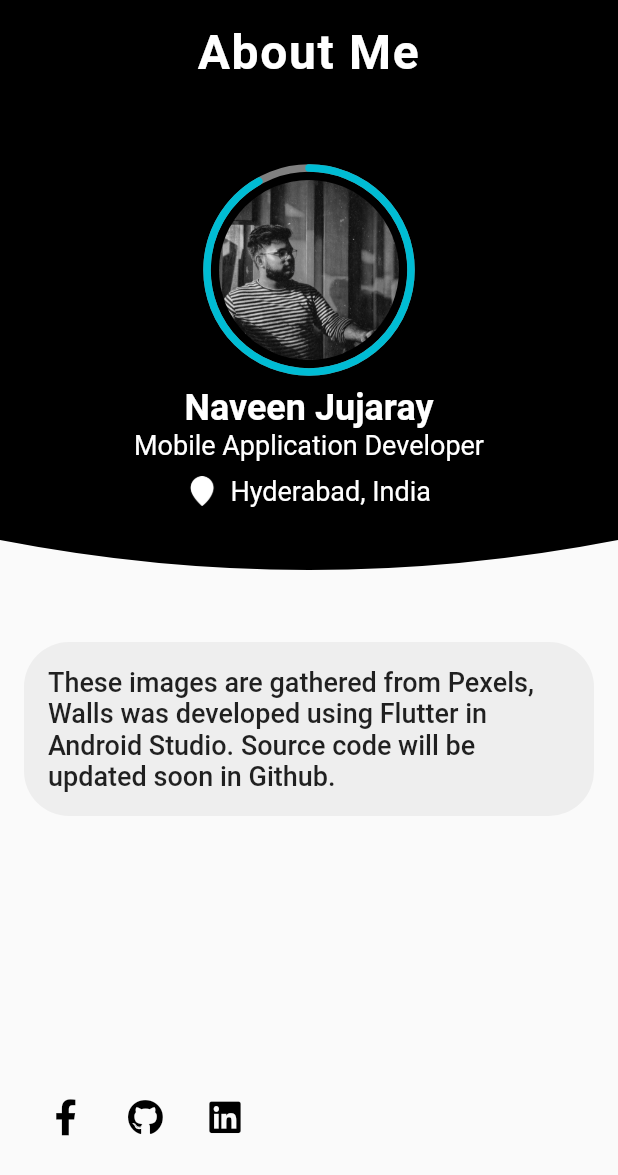
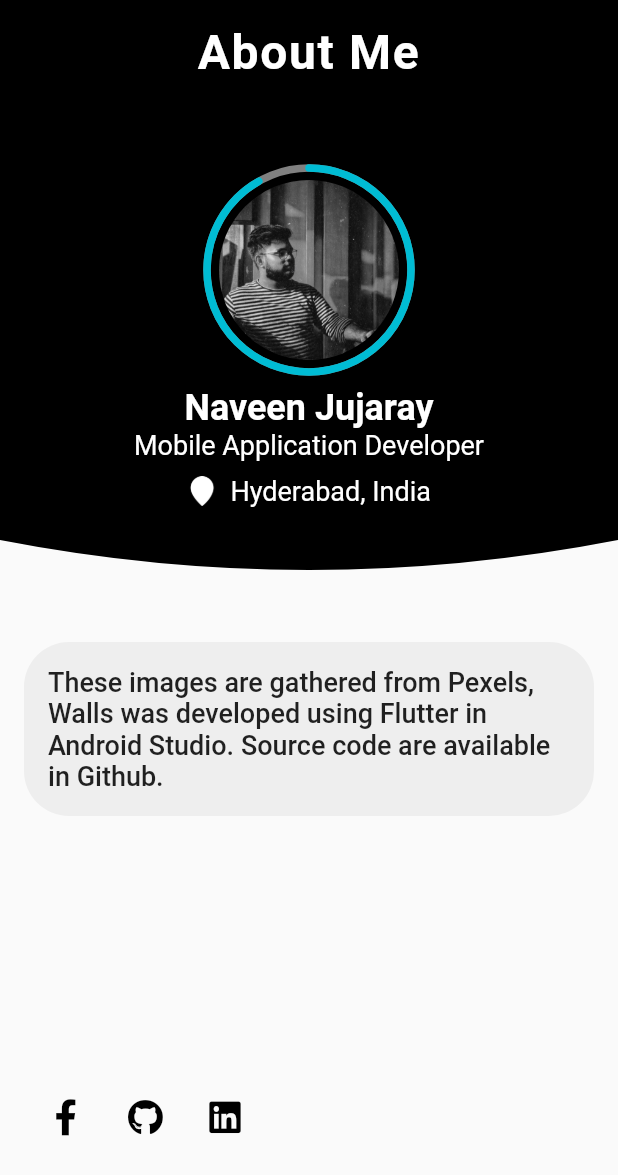
Before and after one commit to naveenjujaray/WALLS, a Flutter app: the AboutPage screen opened directly, on a phone screen of 412 x 824 dp. Shown: the top 1175 px of the screen. Run offline on Flutter 3.47's test engine with Material 2 defaults, Android fonts, the light colour scheme and no system bars; our stand-ins replace bloc, cached_network_image, dio, flutter_bloc, flutter_cache_manager, font_awesome_flutter and 3 more; network calls fail.

Commit message:
SECOND COMMMIT

```diff
--- a/lib/pages/aboutpage.dart
+++ b/lib/pages/aboutpage.dart
@@ -61,7 +61,7 @@ class AboutPage extends StatelessWidget with NavigationStates{
                           color: Colors.grey.shade200,
                       ),
                       child: Text("These images are gathered from Pexels, Walls was developed using Flutter in Android Studio. "
-                      "Source code will be updated soon in Github.",style: TextStyle(fontWeight: FontWeight.w500,fontSize: 18),),
+                      "Source code are available in Github.",style: TextStyle(fontWeight: FontWeight.w500,fontSize: 18),),
                     ),
                   ],
                 ),
```
